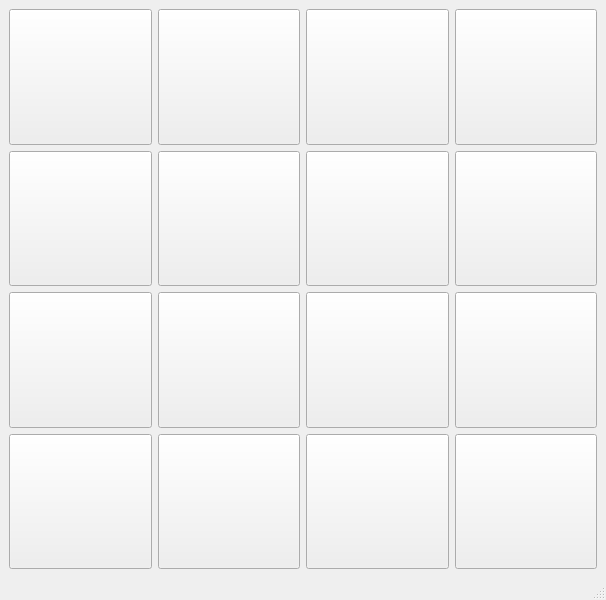
Before: the Qt Designer form mainwindow.ui in SinaHosseini/episode19, drawn with Qt 5.
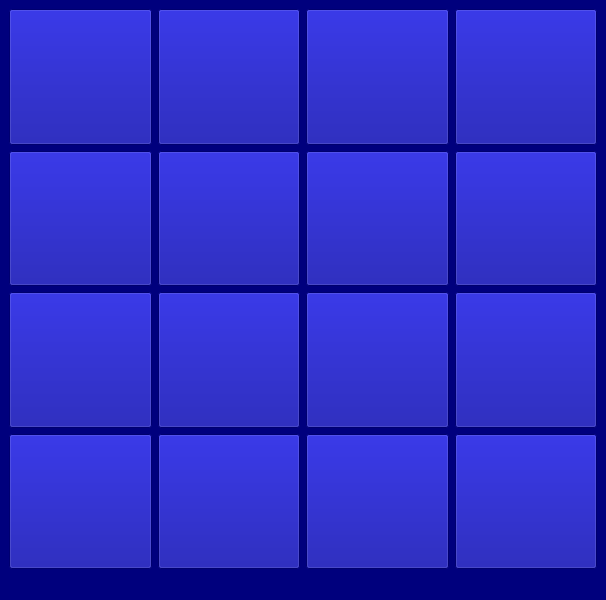
After: the same form once the commit is applied.

Patch:
```diff
--- a/mainwindow.ui
+++ b/mainwindow.ui
@@ -13,6 +13,9 @@
   <property name="windowTitle">
    <string>MainWindow</string>
   </property>
+  <property name="styleSheet">
+   <string notr="true">background-color: rgb(0, 0, 125);</string>
+  </property>
   <widget class="QWidget" name="centralwidget">
    <layout class="QGridLayout" name="gridLayout">
     <item row="2" column="3">
@@ -29,6 +32,10 @@
         <pointsize>26</pointsize>
        </font>
       </property>
+      <property name="styleSheet">
+       <string notr="true">background-color: rgb(0, 0, 155);
+color: rgb(255, 255, 255);</string>
+      </property>
       <property name="text">
        <string/>
       </property>
@@ -48,6 +55,10 @@
         <pointsize>26</pointsize>
        </font>
       </property>
+      <property name="styleSheet">
+       <string notr="true">background-color: rgb(0, 0, 155);
+color: rgb(255, 255, 255);</string>
+      </property>
       <property name="text">
        <string/>
       </property>
@@ -67,6 +78,10 @@
         <pointsize>26</pointsize>
        </font>
       </property>
+      <property name="styleSheet">
+       <string notr="true">background-color: rgb(0, 0, 155);
+color: rgb(255, 255, 255);</string>
+      </property>
       <property name="text">
        <string/>
       </property>
@@ -86,6 +101,10 @@
         <pointsize>26</pointsize>
        </font>
       </property>
+      <property name="styleSheet">
+       <string notr="true">background-color: rgb(0, 0, 155);
+color: rgb(255, 255, 255);</string>
+      </property>
       <property name="text">
        <string/>
       </property>
@@ -105,6 +124,10 @@
         <pointsize>26</pointsize>
        </font>
       </property>
+      <property name="styleSheet">
+       <string notr="true">background-color: rgb(0, 0, 155);
+color: rgb(255, 255, 255);</string>
+      </property>
       <property name="text">
        <string/>
       </property>
@@ -124,6 +147,10 @@
         <pointsize>26</pointsize>
        </font>
       </property>
+      <property name="styleSheet">
+       <string notr="true">background-color: rgb(0, 0, 155);
+color: rgb(255, 255, 255);</string>
+      </property>
       <property name="text">
        <string/>
       </property>
@@ -143,6 +170,10 @@
         <pointsize>26</pointsize>
        </font>
       </property>
+      <property name="styleSheet">
+       <string notr="true">background-color: rgb(0, 0, 155);
+color: rgb(255, 255, 255);</string>
+      </property>
       <property name="text">
        <string/>
       </property>
@@ -162,6 +193,10 @@
         <pointsize>26</pointsize>
        </font>
       </property>
+      <property name="styleSheet">
+       <string notr="true">background-color: rgb(0, 0, 155);
+color: rgb(255, 255, 255);</string>
+      </property>
       <property name="text">
        <string/>
       </property>
@@ -181,6 +216,10 @@
         <pointsize>26</pointsize>
        </font>
       </property>
+      <property name="styleSheet">
+       <string notr="true">background-color: rgb(0, 0, 155);
+color: rgb(255, 255, 255);</string>
+      </property>
       <property name="text">
        <string/>
       </property>
@@ -200,6 +239,10 @@
         <pointsize>26</pointsize>
        </font>
       </property>
+      <property name="styleSheet">
+       <string notr="true">background-color: rgb(0, 0, 155);
+color: rgb(255, 255, 255);</string>
+      </property>
       <property name="text">
        <string/>
       </property>
@@ -219,6 +262,10 @@
         <pointsize>26</pointsize>
        </font>
       </property>
+      <property name="styleSheet">
+       <string notr="true">background-color: rgb(0, 0, 155);
+color: rgb(255, 255, 255);</string>
+      </property>
       <property name="text">
        <string/>
       </property>
@@ -238,6 +285,10 @@
         <pointsize>26</pointsize>
        </font>
       </property>
+      <property name="styleSheet">
+       <string notr="true">background-color: rgb(0, 0, 155);
+color: rgb(255, 255, 255);</string>
+      </property>
       <property name="text">
        <string/>
       </property>
@@ -257,6 +308,10 @@
         <pointsize>26</pointsize>
        </font>
       </property>
+      <property name="styleSheet">
+       <string notr="true">background-color: rgb(0, 0, 155);
+color: rgb(255, 255, 255);</string>
+      </property>
       <property name="text">
        <string/>
       </property>
@@ -276,6 +331,10 @@
         <pointsize>26</pointsize>
        </font>
       </property>
+      <property name="styleSheet">
+       <string notr="true">background-color: rgb(0, 0, 155);
+color: rgb(255, 255, 255);</string>
+      </property>
       <property name="text">
        <string/>
       </property>
@@ -295,6 +354,10 @@
         <pointsize>26</pointsize>
        </font>
       </property>
+      <property name="styleSheet">
+       <string notr="true">background-color: rgb(0, 0, 155);
+color: rgb(255, 255, 255);</string>
+      </property>
       <property name="text">
        <string/>
       </property>
@@ -314,6 +377,10 @@
         <pointsize>26</pointsize>
        </font>
       </property>
+      <property name="styleSheet">
+       <string notr="true">background-color: rgb(0, 0, 155);
+color: rgb(255, 255, 255);</string>
+      </property>
       <property name="text">
        <string/>
       </property>
```
